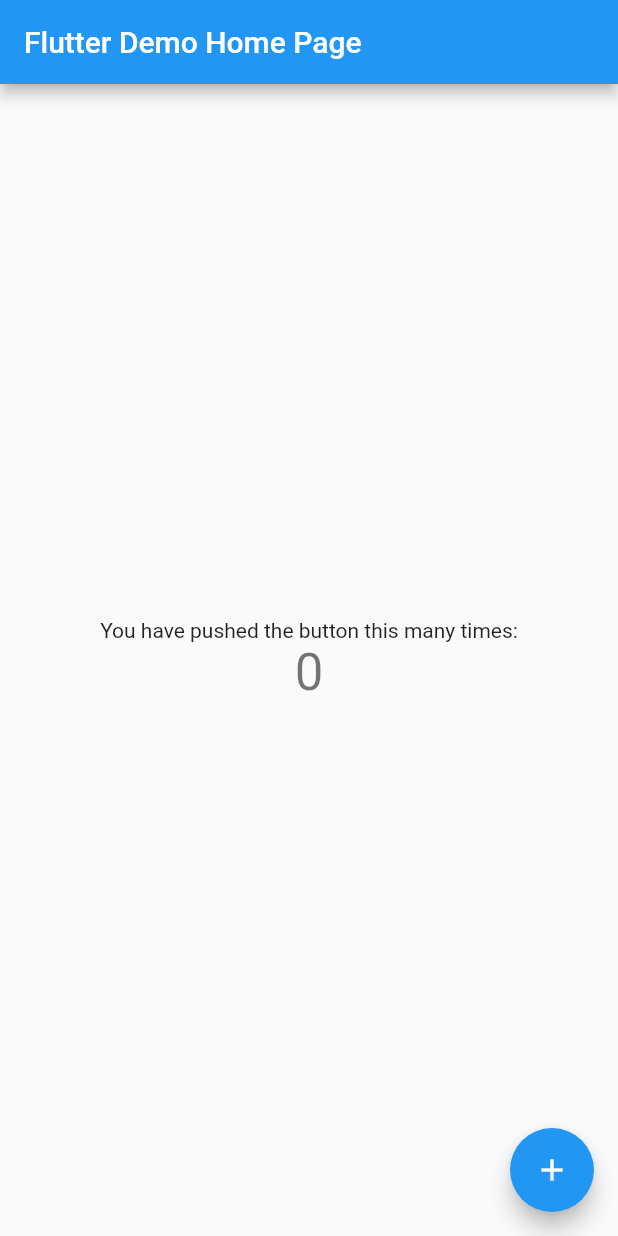
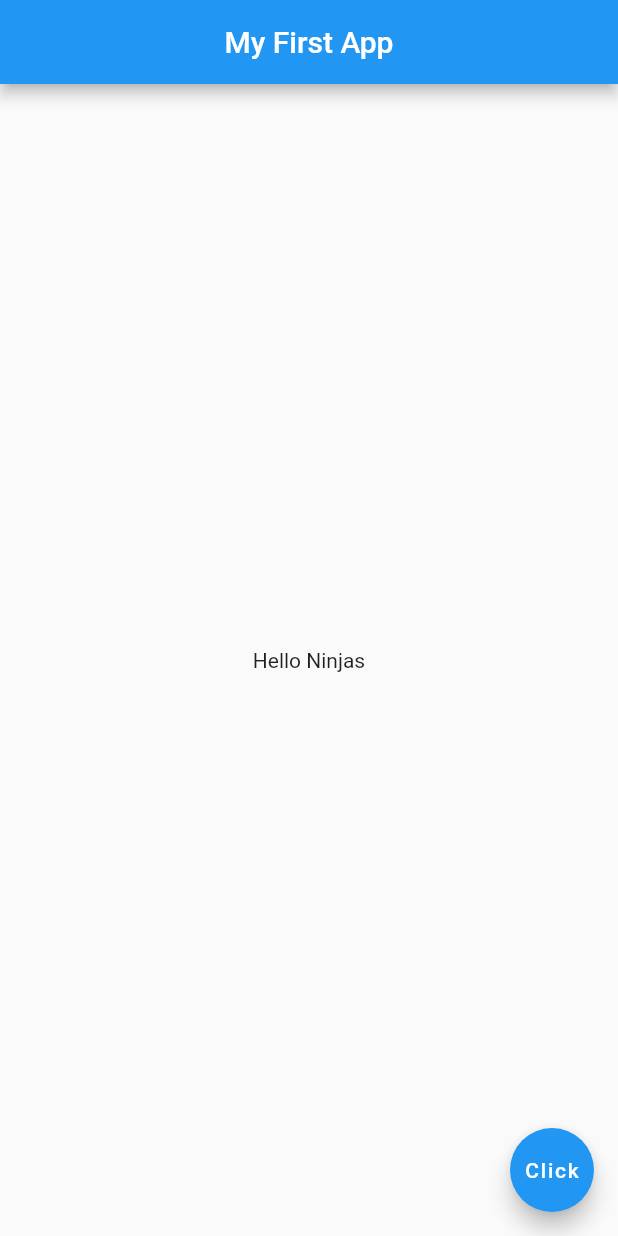
Before and after one commit to Tijil2111/First_Flutter_Project, a Flutter app: the screen it shows after launch, on a phone screen of 412 x 824 dp. Run offline on Flutter 3.47's test engine with Material 2 defaults, Android fonts, the phone set to English and light mode, and no system bars.

Commit message:
Started Learning Scaffold Widgets and Basic Widget structures.

```diff
--- a/lib/main.dart
+++ b/lib/main.dart
@@ -1,113 +1,17 @@
 import 'package:flutter/material.dart';
 
-void main() {
-  runApp(MyApp());
-}
-
-class MyApp extends StatelessWidget {
-  // This widget is the root of your application.
-  @override
-  Widget build(BuildContext context) {
-    return MaterialApp(
-      title: 'Flutter Demo',
-      theme: ThemeData(
-        // This is the theme of your application.
-        //
-        // Try running your application with "flutter run". You'll see the
-        // application has a blue toolbar. Then, without quitting the app, try
-        // changing the primarySwatch below to Colors.green and then invoke
-        // "hot reload" (press "r" in the console where you ran "flutter run",
-        // or simply save your changes to "hot reload" in a Flutter IDE).
-        // Notice that the counter didn't reset back to zero; the application
-        // is not restarted.
-        primarySwatch: Colors.blue,
-      ),
-      home: MyHomePage(title: 'Flutter Demo Home Page'),
-    );
-  }
-}
-
-class MyHomePage extends StatefulWidget {
-  MyHomePage({Key? key, required this.title}) : super(key: key);
-
-  // This widget is the home page of your application. It is stateful, meaning
-  // that it has a State object (defined below) that contains fields that affect
-  // how it looks.
-
-  // This class is the configuration for the state. It holds the values (in this
-  // case the title) provided by the parent (in this case the App widget) and
-  // used by the build method of the State. Fields in a Widget subclass are
-  // always marked "final".
-
-  final String title;
-
-  @override
-  _MyHomePageState createState() => _MyHomePageState();
-}
-
-class _MyHomePageState extends State<MyHomePage> {
-  int _counter = 0;
-
-  void _incrementCounter() {
-    setState(() {
-      // This call to setState tells the Flutter framework that something has
-      // changed in this State, which causes it to rerun the build method below
-      // so that the display can reflect the updated values. If we changed
-      // _counter without calling setState(), then the build method would not be
-      // called again, and so nothing would appear to happen.
-      _counter++;
-    });
-  }
-
-  @override
-  Widget build(BuildContext context) {
-    // This method is rerun every time setState is called, for instance as done
-    // by the _incrementCounter method above.
-    //
-    // The Flutter framework has been optimized to make rerunning build methods
-    // fast, so that you can just rebuild anything that needs updating rather
-    // than having to individually change instances of widgets.
-    return Scaffold(
+void main() => runApp(MaterialApp(
+  home: Scaffold(
     appBar: AppBar(
-        // Here we take the value from the MyHomePage object that was created by
-        // the App.build method, and use it to set our appbar title.
-        title: Text(widget.title),
+      title: Text('My First App'),
+      centerTitle: true,
     ),
     body: Center(
-        // Center is a layout widget. It takes a single child and positions it
-        // in the middle of the parent.
-        child: Column(
-          // Column is also a layout widget. It takes a list of children and
-          // arranges them vertically. By default, it sizes itself to fit its
-          // children horizontally, and tries to be as tall as its parent.
-          //
-          // Invoke "debug painting" (press "p" in the console, choose the
-          // "Toggle Debug Paint" action from the Flutter Inspector in Android
-          // Studio, or the "Toggle Debug Paint" command in Visual Studio Code)
-          // to see the wireframe for each widget.
-          //
-          // Column has various properties to control how it sizes itself and
-          // how it positions its children. Here we use mainAxisAlignment to
-          // center the children vertically; the main axis here is the vertical
-          // axis because Columns are vertical (the cross axis would be
-          // horizontal).
-          mainAxisAlignment: MainAxisAlignment.center,
-          children: <Widget>[
-            Text(
-              'You have pushed the button this many times:',
+        child:Text('Hello Ninjas')
     ),
-            Text(
-              '$_counter',
-              style: Theme.of(context).textTheme.headline4,
-            ),
-          ],
+    floatingActionButton: FloatingActionButton(
+      onPressed: () {},
+      child: Text('Click')
     ),
   ),
-      floatingActionButton: FloatingActionButton(
-        onPressed: _incrementCounter,
-        tooltip: 'Increment',
-        child: Icon(Icons.add),
-      ), // This trailing comma makes auto-formatting nicer for build methods.
-    );
-  }
-}
+));
```
Also changed, not shown: 1 other file. Lines whose indentation alone changed are shown as unchanged.
